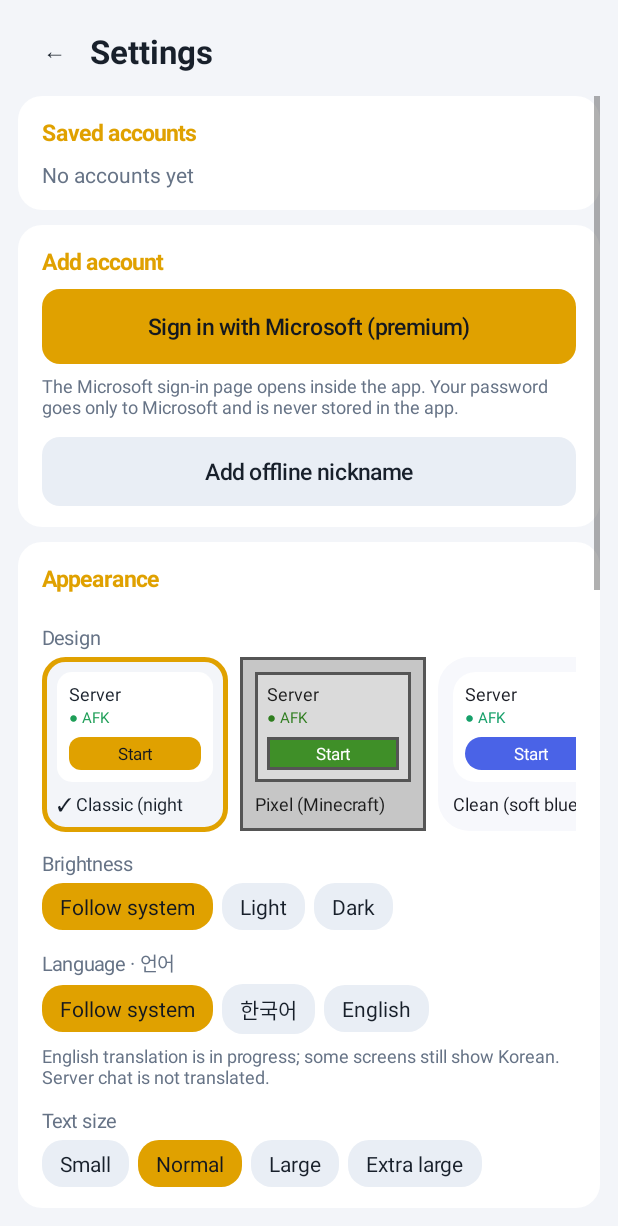
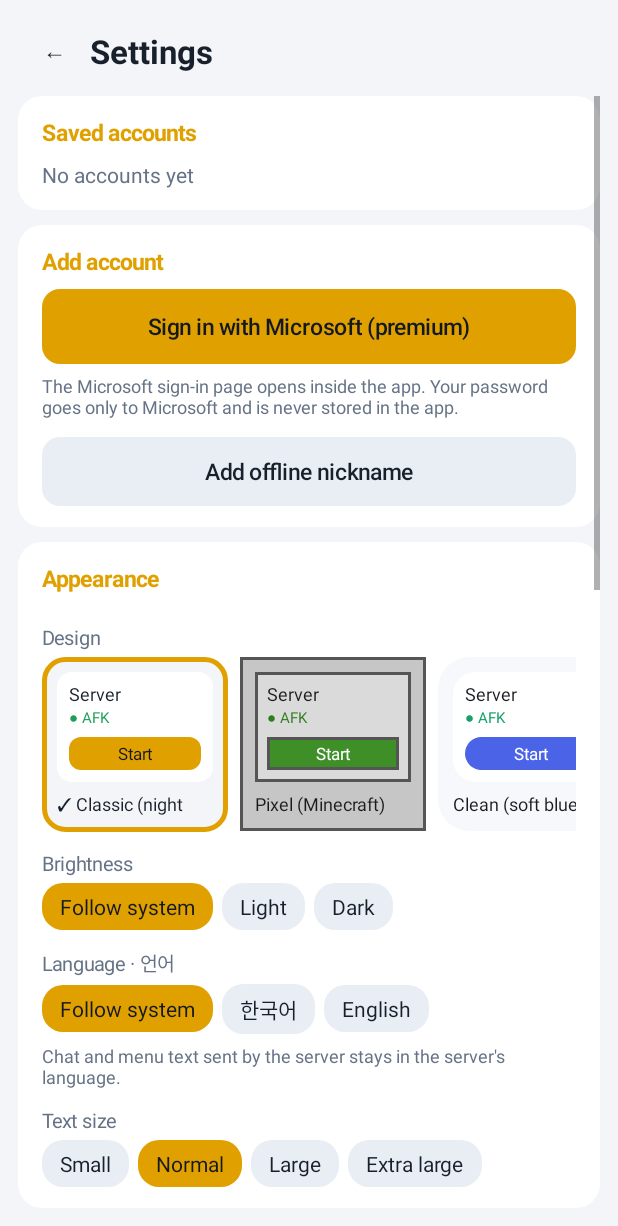
Before and after one commit to lhj080902/jamsuham, an Android app: the SettingsActivity screen opened directly, with no data from a screen before it, on a phone screen of 412 x 824 dp. Shown: the top 1226 px of the screen. Run offline under Robolectric (Android 15) with nearby library versions, the phone set to English and light mode, and no system bars; libraries missing offline, so code that uses them is left out: net.lenni0451.commons, net.raphimc.minecraftauth; pictures from the network do not load; 1 statement that could not run was skipped.

Commit message:
설정: 번역 진행 중 안내를 서버 문구 안내로 바꿈 (v1.6.0)
Co-Authored-By: Claude Opus 5.5 <noreply@anthropic.com>
Claude-Session: https://claude.ai/code/session_01CAfmFEkXjPLbitiLsQPHTN

```diff
--- a/app/src/main/kotlin/kr/jamsuham/app/SettingsActivity.kt
+++ b/app/src/main/kotlin/kr/jamsuham/app/SettingsActivity.kt
@@ -60,8 +60,8 @@ class SettingsActivity : BaseActivity() {
         look.addView(ui.label(tr("언어 · Language", "Language · 언어")))
         look.addView(choices(AppSettings.Language.entries, AppSettings.language, { tr(it.ko, it.en) }) { AppSettings.setLanguage(it); rebuild() })
         look.addView(ui.hint(tr(
-            "영어 번역은 화면별로 옮기는 중이라 일부 문구는 아직 한국어로 나옵니다. 서버 채팅은 번역되지 않습니다.",
-            "English translation is in progress; some screens still show Korean. Server chat is not translated.",
+            "서버가 보내는 채팅과 메뉴 글자는 서버가 정한 언어 그대로 나옵니다.",
+            "Chat and menu text sent by the server stays in the server's language.",
         )))
         look.addView(ui.label(tr("글자 크기", "Text size")))
         look.addView(choices(AppSettings.TextScale.entries, AppSettings.textScale, { tr(it.ko, it.en) }) { AppSettings.setTextScale(it); rebuild() })
```
